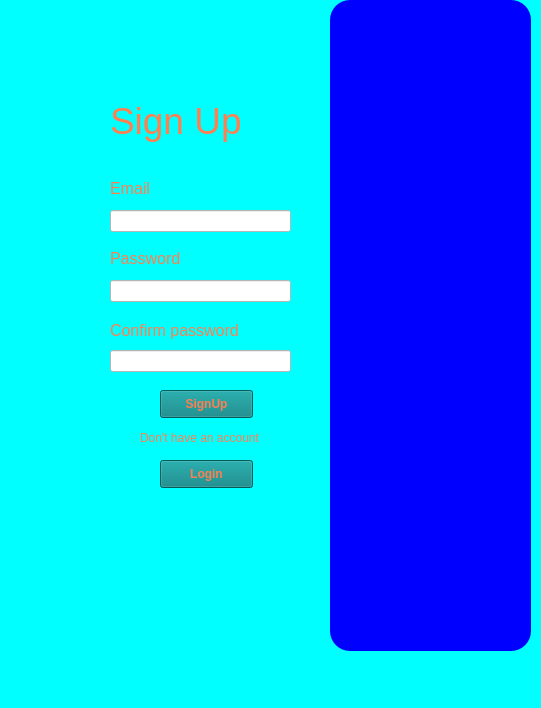
Old version of the form ui-giaodien/signup.ui in the repository Sadboylanhlungcodon/Final-Project-PTA04-3T2.
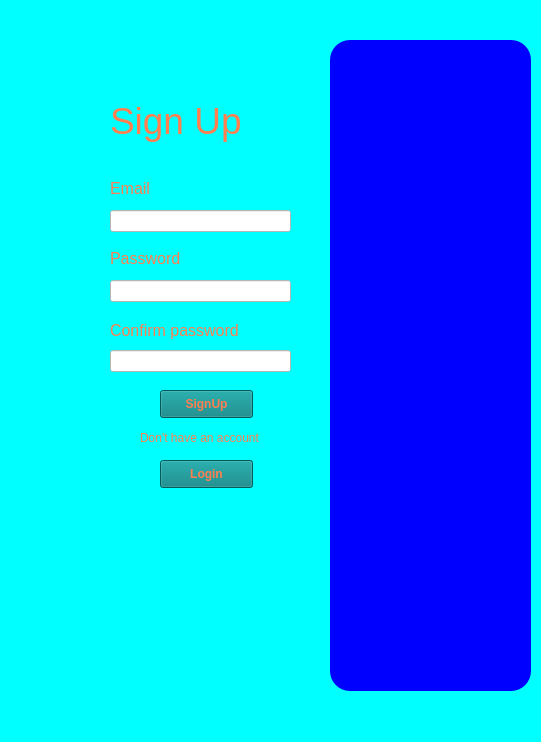
New version of the form. Icons and pictures are not drawn.

```diff
--- a/ui-giaodien/signup.ui
+++ b/ui-giaodien/signup.ui
@@ -7,9 +7,21 @@
     <x>0</x>
     <y>0</y>
     <width>541</width>
-    <height>708</height>
+    <height>742</height>
    </rect>
   </property>
+  <property name="minimumSize">
+   <size>
+    <width>541</width>
+    <height>742</height>
+   </size>
+  </property>
+  <property name="maximumSize">
+   <size>
+    <width>541</width>
+    <height>742</height>
+   </size>
+  </property>
   <property name="windowTitle">
    <string>MainWindow</string>
   </property>
@@ -194,7 +206,7 @@
     <property name="geometry">
      <rect>
       <x>330</x>
-      <y>0</y>
+      <y>40</y>
       <width>201</width>
       <height>651</height>
      </rect>
@@ -212,6 +224,9 @@
        <height>111</height>
       </rect>
      </property>
+     <property name="styleSheet">
+      <string notr="true"/>
+     </property>
      <property name="text">
       <string/>
      </property>
```
Left out of the diff: 57 changed lines with no effect on the pictures.
